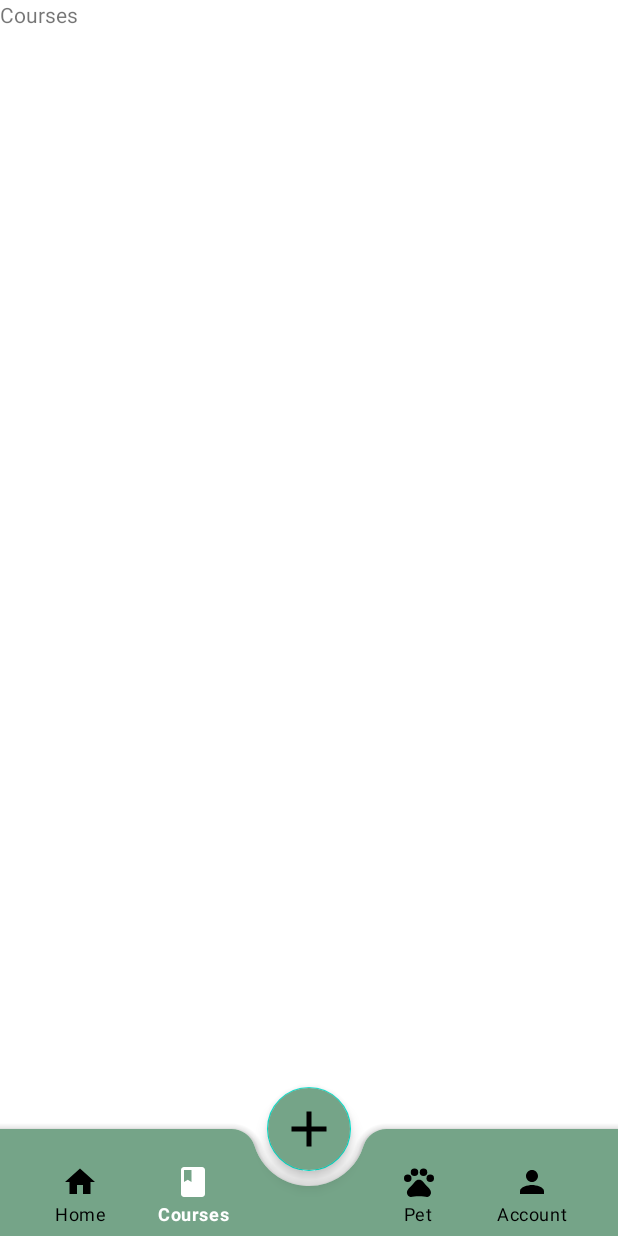
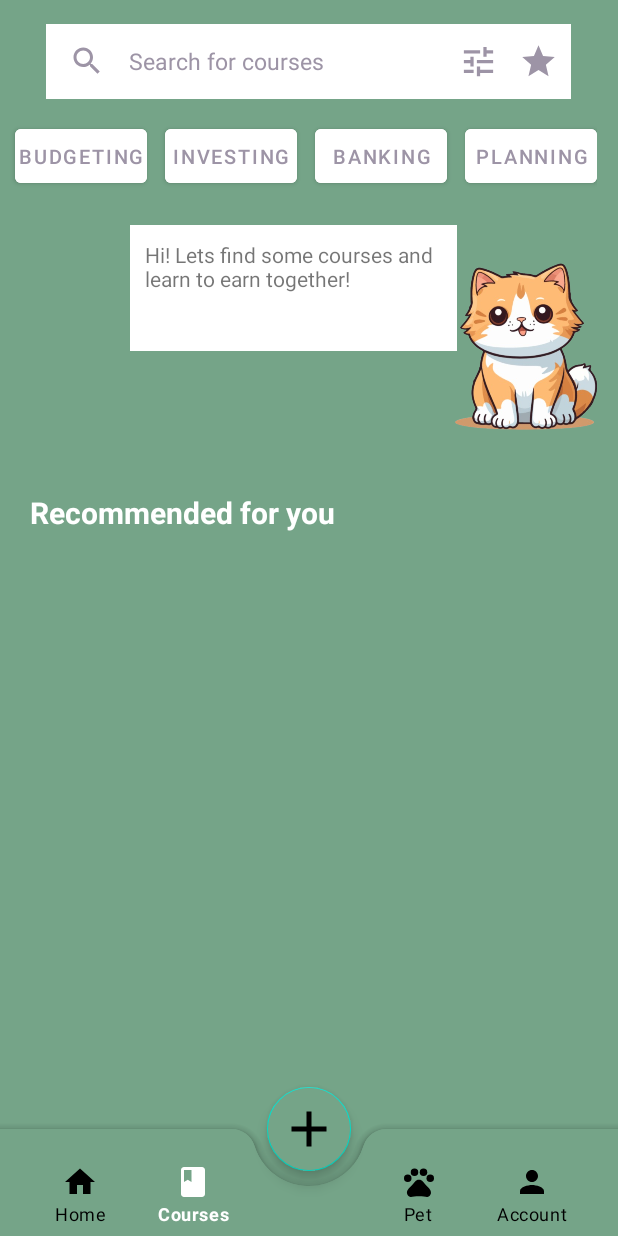
Before and after one commit to samanthalz/FinancialCompanion, an Android app built with Jetpack Compose: the CoursesFragment screen opened through its navigation route, on a phone screen of 412 x 824 dp. Run offline under Robolectric (Android 15) with nearby library versions, the light colour scheme and no system bars; our stand-ins replace Firebase (no records; nobody signed in at launch, a user with empty details on screens opened directly), navigation-ui; libraries missing offline, so code that uses them is left out: com.github.mikephil.charting; 1 statement that could not run was skipped.

Commit message:
ui for course, left couseAdapter

```diff
--- /dev/null
+++ b/app/src/main/java/com/example/financialcompanion/CourseAdapter.java
@@ -0,0 +1,4 @@
+package com.example.financialcompanion;
+
+public class CourseAdapter {
+}
--- /dev/null
+++ b/app/src/main/res/drawable/filled_orange_star.xml
@@ -0,0 +1,5 @@
+<vector xmlns:android="http://schemas.android.com/apk/res/android" android:height="24dp" android:tint="#FFA500" android:viewportHeight="24" android:viewportWidth="24" android:width="24dp">
+
+    <path android:fillColor="@android:color/white" android:pathData="M12,17.27L18.18,21l-1.64,-7.03L22,9.24l-7.19,-0.61L12,2 9.19,8.63 2,9.24l5.46,4.73L5.82,21z"/>
+
+</vector>
--- /dev/null
+++ b/app/src/main/res/drawable/filter.xml
@@ -0,0 +1,5 @@
+<vector xmlns:android="http://schemas.android.com/apk/res/android" android:height="24dp" android:tint="#9D94A6" android:viewportHeight="24" android:viewportWidth="24" android:width="24dp">
+
+    <path android:fillColor="@android:color/white" android:pathData="M3,17v2h6v-2L3,17zM3,5v2h10L13,5L3,5zM13,21v-2h8v-2h-8v-2h-2v6h2zM7,9v2L3,11v2h4v2h2L9,9L7,9zM21,13v-2L11,11v2h10zM15,9h2L17,7h4L21,5h-4L17,3h-2v6z"/>
+
+</vector>
--- /dev/null
+++ b/app/src/main/res/drawable/grey_star.xml
@@ -0,0 +1,5 @@
+<vector xmlns:android="http://schemas.android.com/apk/res/android" android:height="24dp" android:tint="#9D94A6" android:viewportHeight="24" android:viewportWidth="24" android:width="24dp">
+
+    <path android:fillColor="@android:color/white" android:pathData="M12,17.27L18.18,21l-1.64,-7.03L22,9.24l-7.19,-0.61L12,2 9.19,8.63 2,9.24l5.46,4.73L5.82,21z"/>
+
+</vector>
--- /dev/null
+++ b/app/src/main/res/drawable/mini_user.xml
@@ -0,0 +1,5 @@
+<vector xmlns:android="http://schemas.android.com/apk/res/android" android:height="15dp" android:tint="#9D94A6" android:viewportHeight="24" android:viewportWidth="24" android:width="15dp">
+
+    <path android:fillColor="@android:color/white" android:pathData="M12,12c2.21,0 4,-1.79 4,-4s-1.79,-4 -4,-4 -4,1.79 -4,4 1.79,4 4,4zM12,14c-2.67,0 -8,1.34 -8,4v2h16v-2c0,-2.66 -5.33,-4 -8,-4z"/>
+
+</vector>
--- /dev/null
+++ b/app/src/main/res/drawable/orange_star.xml
@@ -0,0 +1,5 @@
+<vector xmlns:android="http://schemas.android.com/apk/res/android" android:height="24dp" android:tint="#FFA500" android:viewportHeight="24" android:viewportWidth="24" android:width="24dp">
+
+    <path android:fillColor="@android:color/white" android:pathData="M22,9.24l-7.19,-0.62L12,2 9.19,8.63 2,9.24l5.46,4.73L5.82,21 12,17.27 18.18,21l-1.63,-7.03L22,9.24zM12,15.4l-3.76,2.27 1,-4.28 -3.32,-2.88 4.38,-0.38L12,6.1l1.71,4.04 4.38,0.38 -3.32,2.88 1,4.28L12,15.4z"/>
+
+</vector>
--- /dev/null
+++ b/app/src/main/res/drawable/search.xml
@@ -0,0 +1,5 @@
+<vector xmlns:android="http://schemas.android.com/apk/res/android" android:height="24dp" android:tint="#9D94A6" android:viewportHeight="24" android:viewportWidth="24" android:width="24dp">
+
+    <path android:fillColor="@android:color/white" android:pathData="M15.5,14h-0.79l-0.28,-0.27C15.41,12.59 16,11.11 16,9.5 16,5.91 13.09,3 9.5,3S3,5.91 3,9.5 5.91,16 9.5,16c1.61,0 3.09,-0.59 4.23,-1.57l0.27,0.28v0.79l5,4.99L20.49,19l-4.99,-5zM9.5,14C7.01,14 5,11.99 5,9.5S7.01,5 9.5,5 14,7.01 14,9.5 11.99,14 9.5,14z"/>
+
+</vector>
--- a/app/src/main/res/layout/fragment_courses.xml
+++ b/app/src/main/res/layout/fragment_courses.xml
@@ -1,14 +1,163 @@
-<?xml version="1.0" encoding="utf-8"?>
 <FrameLayout xmlns:android="http://schemas.android.com/apk/res/android"
     xmlns:tools="http://schemas.android.com/tools"
     android:layout_width="match_parent"
     android:layout_height="match_parent"
-    tools:context=".CoursesFragment">
+    android:background="@color/green"
+    tools:context="com.example.financialcompanion.CoursesFragment">
 
-    <!-- TODO: Update blank fragment layout -->
+    <!--search bar-->
+    <RelativeLayout
+        android:layout_width="350dp"
+        android:layout_height="50dp"
+        android:layout_margin="16dp"
+        android:layout_gravity="top|center"
+        android:background="@color/white"
+        android:paddingStart="15dp"
+        android:paddingEnd="1dp">
+
+        <ImageView
+            android:id="@+id/search_icon"
+            android:layout_width="24dp"
+            android:layout_height="24dp"
+            android:layout_alignParentStart="true"
+            android:layout_centerVertical="true"
+            android:contentDescription="@string/search_courses"
+            android:src="@drawable/search" />
+
+        <EditText
+            android:id="@+id/search_bar"
+            android:layout_width="230dp"
+            android:layout_height="match_parent"
+            android:layout_marginStart="8dp"
+            android:layout_toEndOf="@id/search_icon"
+            android:background="@color/white"
+            android:hint="@string/search_courses"
+            android:textSize="15sp"
+            android:inputType="text"
+            android:paddingStart="8dp"
+            android:paddingEnd="10dp"
+            android:textColorHint="@color/purple_grey" />
+
+        <ImageView
+            android:id="@+id/filter_icon"
+            android:layout_width="26dp"
+            android:layout_height="26dp"
+            android:layout_alignParentStart="true"
+            android:layout_marginStart="260dp"
+            android:contentDescription="@string/filter"
+            android:src="@drawable/filter"
+            android:layout_marginTop="12dp"/>
+
+        <ImageView
+            android:id="@+id/star_icon"
+            android:layout_width="26dp"
+            android:layout_height="26dp"
+            android:layout_alignParentStart="true"
+            android:layout_marginStart="300dp"
+            android:layout_marginTop="12dp"
+            android:contentDescription="@string/favourites"
+            android:src="@drawable/grey_star" />
+    </RelativeLayout>
+
+    <FrameLayout
+        android:layout_width="wrap_content"
+        android:layout_height="wrap_content"
+        android:layout_marginTop="80dp">
+
+        <!--    category buttons-->
+
+        <Button
+            android:id="@+id/budgeting_button"
+            android:layout_width="wrap_content"
+            android:layout_height="wrap_content"
+            android:backgroundTint="@android:color/white"
+            android:padding="2dp"
+            android:layout_marginStart="10dp"
+            android:text="@string/budgeting"
+            android:textSize="13sp"
+            android:textColor="@color/purple_grey" />
+
+        <Button
+            android:id="@+id/investing_button"
+            android:layout_width="wrap_content"
+            android:layout_height="wrap_content"
+            android:backgroundTint="@android:color/white"
+            android:padding="2dp"
+            android:layout_marginStart="110dp"
+            android:textSize="13sp"
+            android:text="@string/invest"
+            android:textColor="@color/purple_grey" />
+
+        <Button
+            android:id="@+id/banking_button"
+            android:layout_width="wrap_content"
+            android:layout_height="wrap_content"
+            android:backgroundTint="@android:color/white"
+            android:padding="0dp"
+            android:layout_marginStart="210dp"
+            android:text="@string/banking"
+            android:textSize="13sp"
+            android:textColor="@color/purple_grey" />
+
+        <Button
+            android:id="@+id/planning_button"
+            android:layout_width="wrap_content"
+            android:layout_height="wrap_content"
+            android:layout_marginStart="310dp"
+            android:backgroundTint="@android:color/white"
+            android:textSize="13sp"
+            android:padding="2dp"
+            android:text="@string/planning"
+            android:textColor="@color/purple_grey" />
+    </FrameLayout>
+
     <TextView
+        android:layout_width="218dp"
+        android:layout_height="84dp"
+        android:background="@color/white"
+        android:layout_gravity="center|top"
+        android:layout_marginTop="150dp"
+        android:layout_marginEnd="10dp"
+        android:text="@string/course_intro"
+        android:padding="10dp"
+        />
+
+    <ImageView
+        android:layout_width="122dp"
+        android:layout_height="122dp"
+        android:src="@drawable/cat_pet"
+        android:layout_gravity="end"
+        android:layout_marginTop="170dp"
+        android:contentDescription="@string/pet"
+        />
+
+    <TextView
+        android:layout_width="208dp"
+        android:layout_height="27dp"
+        android:layout_gravity="start|center"
+        android:layout_marginStart="20dp"
+        android:layout_marginBottom="70dp"
+        android:text="@string/recommended"
+        android:textColor="@color/white"
+        android:textStyle="bold"
+        android:textSize="20sp" />
+
+
+    <RelativeLayout
         android:layout_width="match_parent"
-        android:layout_height="match_parent"
-        android:text="@string/courses" />
+        android:layout_height="480dp"
+        android:layout_gravity="bottom">
+
+
+            <androidx.recyclerview.widget.RecyclerView
+                android:id="@+id/course_list"
+                android:layout_width="match_parent"
+                android:layout_height="wrap_content" />
+
+
+
+
+    </RelativeLayout>
+
 
 </FrameLayout>
--- a/app/src/main/res/values/colors.xml
+++ b/app/src/main/res/values/colors.xml
@@ -13,4 +13,5 @@
     <color name="orange">#FFA500</color>  <!-- Ongoing color -->
     <color name="goal_green">#4CAF50</color>  <!-- Success color -->
     <color name="red">#F44336</color>  <!-- Did not hit goal color -->
+    <color name="purple_grey">#9D94A6</color>
 </resources>
--- a/app/src/main/res/values/strings.xml
+++ b/app/src/main/res/values/strings.xml
@@ -87,4 +87,14 @@
     <string name="month_year">Month/Year</string>
     <string name="close">close</string>
     <string name="select_month_range">Select Month Range</string>
+    <string name="search_courses">Search for courses</string>
+    <string name="favourites">Favourites</string>
+    <string name="budgeting">Budgeting</string>
+    <string name="invest">Investing</string>
+    <string name="banking">Banking</string>
+    <string name="planning">Planning</string>
+    <string name="recommended">Recommended for you</string>
+    <string name="course_intro">Hi! Lets find some courses and learn to earn together!</string>
+    <string name="minute_read">Min read</string>
+
 </resources>
```
Also changed, not shown: app/src/main/java/com/example/financialcompanion/Course.java (added, +51 -0 lines), app/src/main/res/layout/course_list.xml (added, +86 -0 lines).
